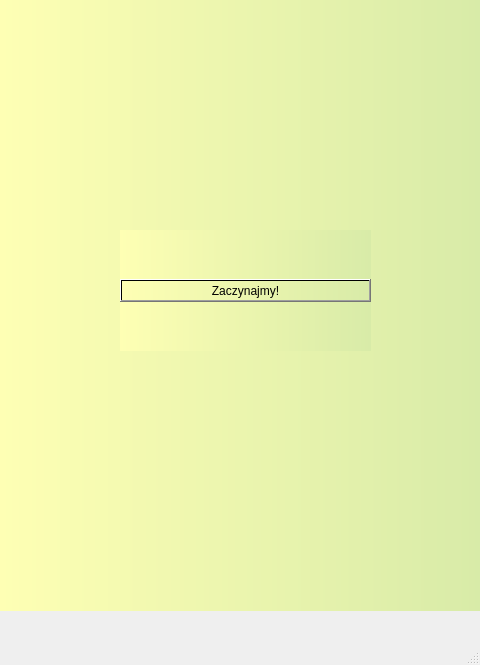
First picture: the form in ordering-food-app-2/mainwindow.ui, repository Gipsonek123/Ordering-food-app, before the edit.
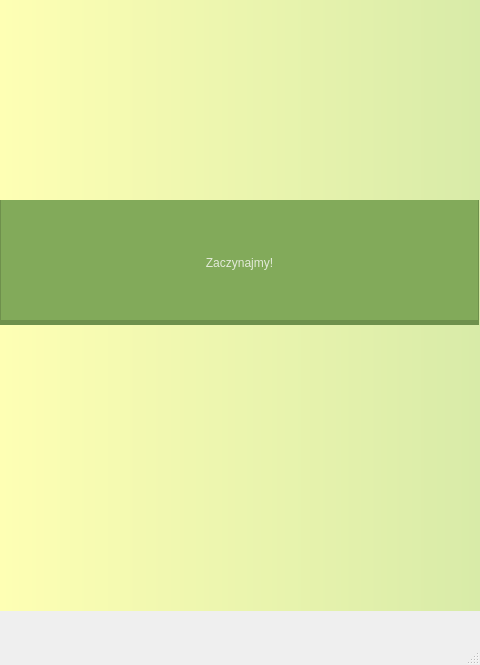
Second picture: the form after the edit. Icons and pictures are not drawn.

Commit message: Add style to progressbar, add style to start button, add new img

```diff
--- a/ordering-food-app-2/mainwindow.ui
+++ b/ordering-food-app-2/mainwindow.ui
@@ -31,46 +31,92 @@
      <number>0</number>
     </property>
     <widget class="QWidget" name="firstPage">
-     <widget class="QWidget" name="verticalLayoutWidget">
-      <property name="geometry">
-       <rect>
-        <x>120</x>
-        <y>230</y>
-        <width>251</width>
-        <height>121</height>
-       </rect>
-      </property>
-      <layout class="QVBoxLayout" name="verticalLayout">
-       <item>
-        <widget class="QPushButton" name="pushButton">
-         <property name="styleSheet">
-          <string notr="true">font: 350 9pt &quot;Cascadia Code SemiLight&quot;;
-color: dark-gray;
-selection-color: yellow;
-selection-background-color: blue;</string>
-         </property>
-         <property name="text">
-          <string>Zaczynajmy!</string>
-         </property>
-        </widget>
-       </item>
-      </layout>
-     </widget>
      <widget class="QLabel" name="label_5">
       <property name="geometry">
        <rect>
         <x>0</x>
-        <y>-10</y>
+        <y>-1</y>
         <width>481</width>
         <height>631</height>
        </rect>
       </property>
+      <property name="maximumSize">
+       <size>
+        <width>16777215</width>
+        <height>16777215</height>
+       </size>
+      </property>
       <property name="text">
        <string/>
       </property>
      </widget>
-     <zorder>label_5</zorder>
-     <zorder>verticalLayoutWidget</zorder>
+     <widget class="QPushButton" name="pushButton">
+      <property name="geometry">
+       <rect>
+        <x>0</x>
+        <y>200</y>
+        <width>479</width>
+        <height>125</height>
+       </rect>
+      </property>
+      <property name="minimumSize">
+       <size>
+        <width>100</width>
+        <height>125</height>
+       </size>
+      </property>
+      <property name="styleSheet">
+       <string notr="true">QPushButton{
+	font: 350 14pt &quot;Cascadia Code SemiLight&quot;;
+	padding-top: 5px;
+	color: rgb(226,234,216);
+	background-color: rgb(130,170,90);
+	border: none;
+	border-left: 1px solid rgb(110,144,76);
+	border-right: 1px solid rgb(110,144,76);
+	border-bottom: 5px solid rgb(110,144,76);
+	opacity: 50%;
+}
+QPushButton:hover{
+	background-color: rgb(138,181,96);
+	border-left: 1px solid rgb(110,144,76);
+	border-right: 1px solid rgb(110,144,76);
+	border-bottom: 5px solid rgb(110,144,76);
+	opacity: 50%;
+}
+
+QPushButton:pressed{
+	background-color: rgb(120,157,83);
+	border-left: 1px solid rgb(110,144,76);
+	border-right: 1px solid rgb(110,144,76);
+	border-bottom: 5px solid rgb(110,144,76);
+	padding-top: -5px;
+	border-bottom: none;
+}</string>
+      </property>
+      <property name="text">
+       <string>Zaczynajmy!</string>
+      </property>
+      <property name="icon">
+       <iconset>
+        <normaloff>img/startClickIcon2.svg</normaloff>img/startClickIcon2.svg</iconset>
+      </property>
+      <property name="iconSize">
+       <size>
+        <width>25</width>
+        <height>25</height>
+       </size>
+      </property>
+      <property name="checkable">
+       <bool>false</bool>
+      </property>
+      <property name="autoRepeat">
+       <bool>false</bool>
+      </property>
+      <property name="flat">
+       <bool>false</bool>
+      </property>
+     </widget>
     </widget>
     <widget class="QWidget" name="progressBar_2">
      <widget class="QLabel" name="label_6">
```
Left out of the diff: 38 changed lines with no effect on the pictures. The commit also changes 3 other files.
